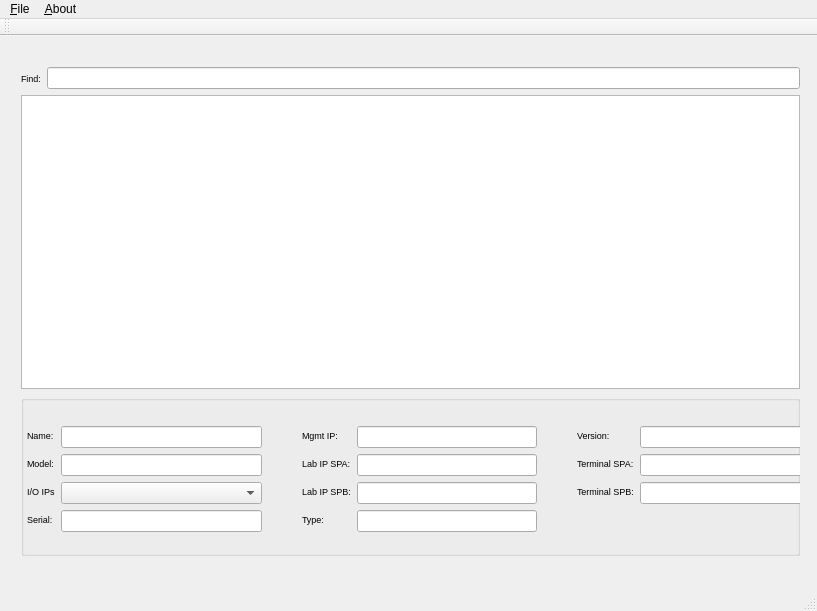
guolisen/ArrayBox, file abmainwindow.ui: the form before one commit.
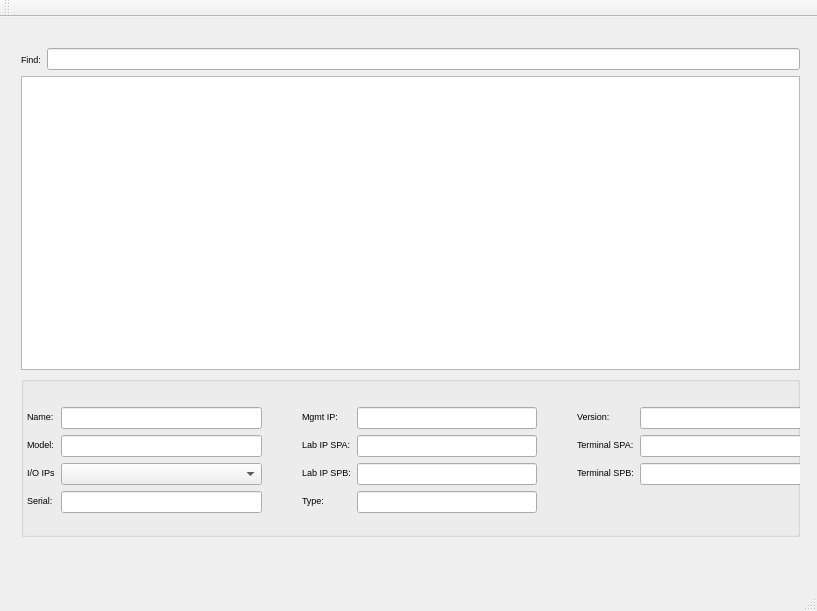
The form after the commit.

```diff
--- a/abmainwindow.ui
+++ b/abmainwindow.ui
@@ -554,21 +554,14 @@
      <x>0</x>
      <y>0</y>
      <width>817</width>
-     <height>17</height>
+     <height>16</height>
     </rect>
    </property>
-   <widget class="QMenu" name="menu_File">
-    <property name="title">
-     <string>&amp;File</string>
-    </property>
-   </widget>
-   <widget class="QMenu" name="menu_About">
-    <property name="title">
-     <string>&amp;About</string>
-    </property>
-   </widget>
-   <addaction name="menu_File"/>
-   <addaction name="menu_About"/>
+   <property name="font">
+    <font>
+     <pointsize>7</pointsize>
+    </font>
+   </property>
   </widget>
   <widget class="QToolBar" name="mainToolBar">
    <property name="movable">
```
